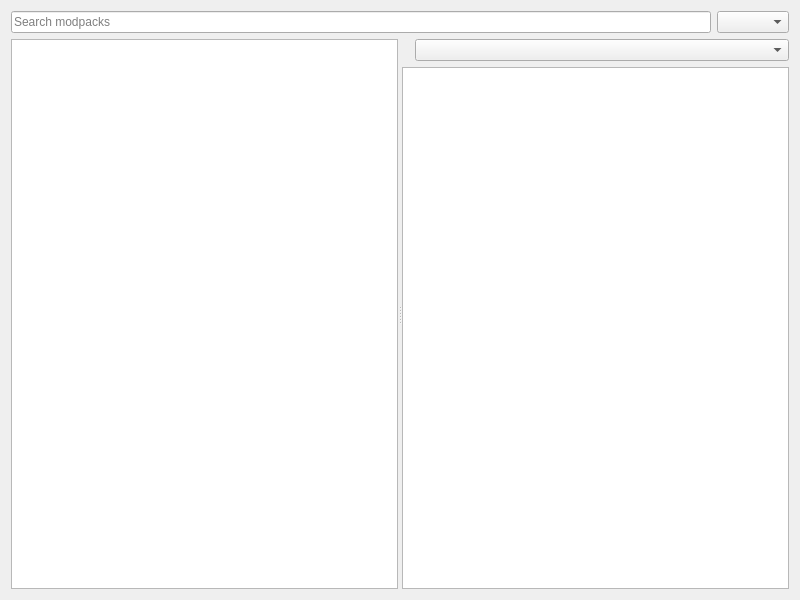
First picture: the form in launcher/ui/pages/modplatform/modrinth/ModrinthPage.ui, repository PollyMC-Continued/launcher, before the edit.
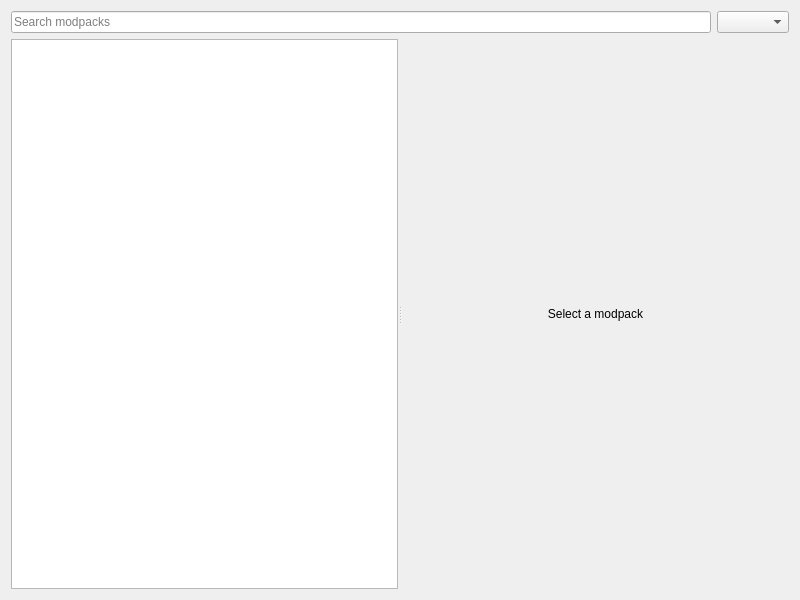
Second picture: the form after the edit. Custom widgets are drawn as their Qt base class.

What changed in the file:
```diff
--- a/launcher/ui/pages/modplatform/modrinth/ModrinthPage.ui
+++ b/launcher/ui/pages/modplatform/modrinth/ModrinthPage.ui
@@ -62,13 +62,33 @@
         <number>0</number>
        </property>
        <item>
-        <layout class="QHBoxLayout" name="packHeaderLayout">
+        <widget class="QStackedWidget" name="detailsStack">
+         <property name="currentIndex">
+          <number>1</number>
+         </property>
+         <widget class="QWidget" name="detailsPage">
+          <layout class="QVBoxLayout" name="detailsPageLayout">
+           <property name="leftMargin">
+            <number>0</number>
+           </property>
+           <property name="topMargin">
+            <number>0</number>
+           </property>
+           <property name="rightMargin">
+            <number>0</number>
+           </property>
+           <property name="bottomMargin">
+            <number>0</number>
+           </property>
          <item>
-          <widget class="ElidedLabel" name="packNameLabel">
-           <property name="font">
-            <font>
-             <bold>true</bold>
-            </font>
+            <widget class="ModpackDetailsHeader" name="packHeader"/>
+           </item>
+           <item>
+            <layout class="QHBoxLayout" name="versionRowLayout">
+             <item>
+              <widget class="QLabel" name="versionLabel">
+               <property name="text">
+                <string>Version</string>
            </property>
           </widget>
          </item>
@@ -96,6 +116,42 @@
        </item>
       </layout>
      </widget>
+         <widget class="QWidget" name="emptyPage">
+          <layout class="QVBoxLayout" name="emptyPageLayout">
+           <property name="leftMargin">
+            <number>0</number>
+           </property>
+           <property name="topMargin">
+            <number>0</number>
+           </property>
+           <property name="rightMargin">
+            <number>0</number>
+           </property>
+           <property name="bottomMargin">
+            <number>0</number>
+           </property>
+           <item>
+            <widget class="QLabel" name="selectPackLabel">
+             <property name="sizePolicy">
+              <sizepolicy hsizetype="Expanding" vsizetype="Expanding">
+               <horstretch>0</horstretch>
+               <verstretch>0</verstretch>
+              </sizepolicy>
+             </property>
+             <property name="alignment">
+              <set>Qt::AlignCenter</set>
+             </property>
+             <property name="text">
+              <string>Select a modpack</string>
+             </property>
+            </widget>
+           </item>
+          </layout>
+         </widget>
+        </widget>
+       </item>
+      </layout>
+     </widget>
     </widget>
    </item>
   </layout>
@@ -116,6 +172,12 @@
    <extends>QLabel</extends>
    <header>ui/widgets/ElidedLabel.h</header>
   </customwidget>
+  <customwidget>
+   <class>ModpackDetailsHeader</class>
+   <extends>QWidget</extends>
+   <header>ui/widgets/ModpackDetailsHeader.h</header>
+   <container>0</container>
+  </customwidget>
  </customwidgets>
  <tabstops>
   <tabstop>searchEdit</tabstop>
```
Lines whose indentation alone changed are shown as unchanged.
